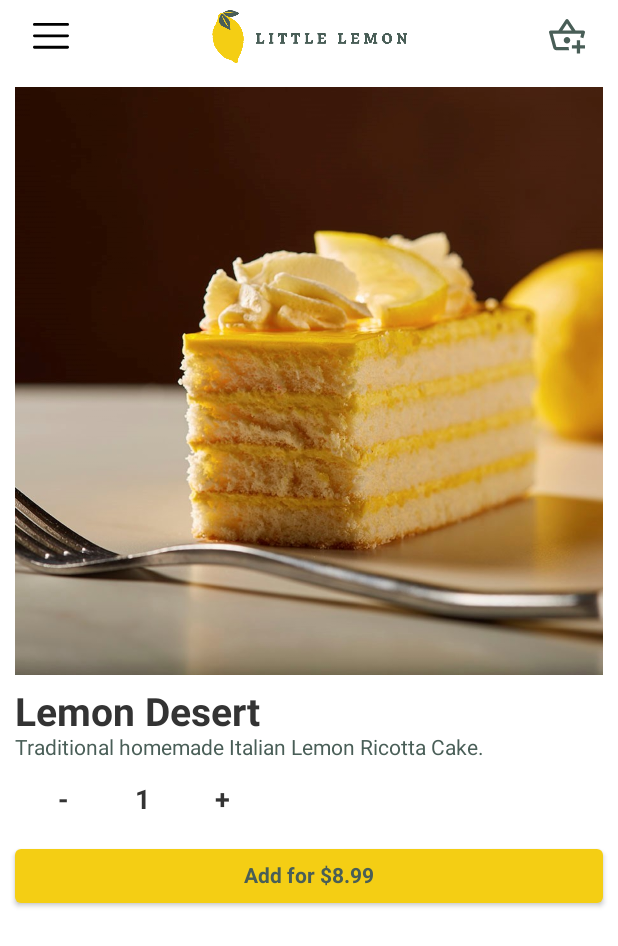
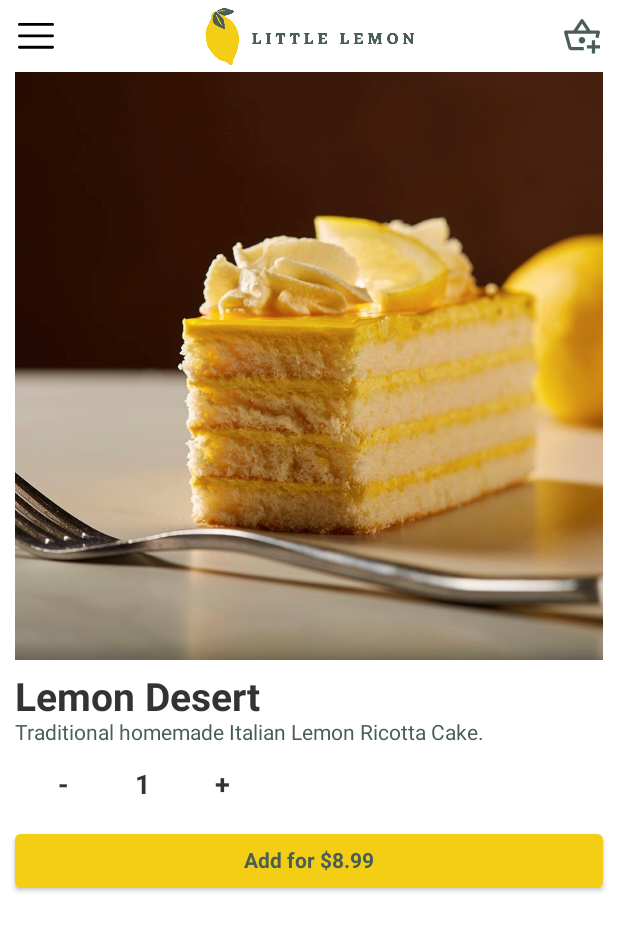
Before and after one commit to gulraiznoorbari/Little_Lemon_App, an Android app built with Jetpack Compose: the screen it shows after launch (MainActivity), after a tap on "Lemon Desert", on a phone screen of 412 x 824 dp. Shown: the top 946 px of the screen. Run offline under Robolectric (Android 15) with nearby library versions, the phone set to English and light mode, and no system bars.

```diff
--- a/app/src/main/java/com/example/littlelemonapp/DishDetails.kt
+++ b/app/src/main/java/com/example/littlelemonapp/DishDetails.kt
@@ -23,7 +23,6 @@ fun DishDetails(id: Int) {
         verticalArrangement = Arrangement.spacedBy(10.dp),
         modifier = Modifier.padding(start = 10.dp, end = 10.dp)
     ) {
-        TopAppBar()
         Image(
             painter = painterResource(id = dish.imageResource),
             contentDescription = "Dish Image",
--- a/app/src/main/java/com/example/littlelemonapp/HomeScreen.kt
+++ b/app/src/main/java/com/example/littlelemonapp/HomeScreen.kt
@@ -10,7 +10,6 @@ import androidx.navigation.NavHostController
 @Composable
 fun HomeScreen(navController: NavHostController) {
     Column {
-        TopAppBar()
         UpperPanel()
         LowerPanel(navController, DishInfo.dishes)
     }
--- a/app/src/main/java/com/example/littlelemonapp/LowerPanel.kt
+++ b/app/src/main/java/com/example/littlelemonapp/LowerPanel.kt
@@ -1,5 +1,6 @@
 package com.example.littlelemonapp
 
+import android.telecom.Call
 import android.util.Log
 import androidx.compose.foundation.Image
 import androidx.compose.foundation.layout.*
@@ -51,7 +52,10 @@ fun WeeklySpecialCard() {
 @Composable
 fun MenuDish(navController: NavHostController? = null, dish: Dish) {
     Card(onClick = {
-        navController?.navigate(DishDetails.route + "/${dish.id}")
+        navController?.navigate(DishDetails.route + "/${dish.id}") {
+            launchSingleTop = true
+            popUpTo(DishDetails.route + "/${dish.id}")
+        }
     }) {
         Row(
             modifier = Modifier
--- a/app/src/main/java/com/example/littlelemonapp/MainActivity.kt
+++ b/app/src/main/java/com/example/littlelemonapp/MainActivity.kt
@@ -24,28 +24,32 @@ class MainActivity : ComponentActivity() {
     override fun onCreate(savedInstanceState: Bundle?) {
         super.onCreate(savedInstanceState)
         setContent {
-            // sets and remembers the basic state for a scaffold e.g. Drawer configuration:
-//            val scaffoldState = rememberScaffoldState()
-//            val scope = rememberCoroutineScope()
-//            Scaffold(
-//                scaffoldState = scaffoldState,
-//                drawerContent = { DrawerPanel(scaffoldState = scaffoldState, scope = scope) },
-//                topBar = {
-//                    TopAppBar(scaffoldState = scaffoldState, scope = scope)
-//                }
-//            ) {
             LittleLemonAppTheme {
                 AppScreen()
 //                    LoginScreen()
             }
-//            }
         }
     }
 }
 
+@Composable
+fun AppScreen() {
+    // sets and remembers the basic state for a scaffold e.g. Drawer configuration:
+    val scaffoldState = rememberScaffoldState()
+    val scope = rememberCoroutineScope()
+    Scaffold(
+        scaffoldState = scaffoldState,
+        drawerContent = { DrawerPanel(scaffoldState = scaffoldState, scope = scope) },
+        topBar = {
+            TopAppBar(scaffoldState = scaffoldState, scope = scope)
+        }
+    ) {
+        MyNavigation()
+    }
+}
 
 @Composable
-fun AppScreen() {
+fun MyNavigation() {
     val navigationController = rememberNavController()
     NavHost(navController = navigationController, startDestination = Home.route) {
         composable(Home.route) { HomeScreen(navController = navigationController) }
```
Also changed, not shown: app/src/main/java/com/example/littlelemonapp/DishRepo.kt (+0 -43 lines), 3 other files.
